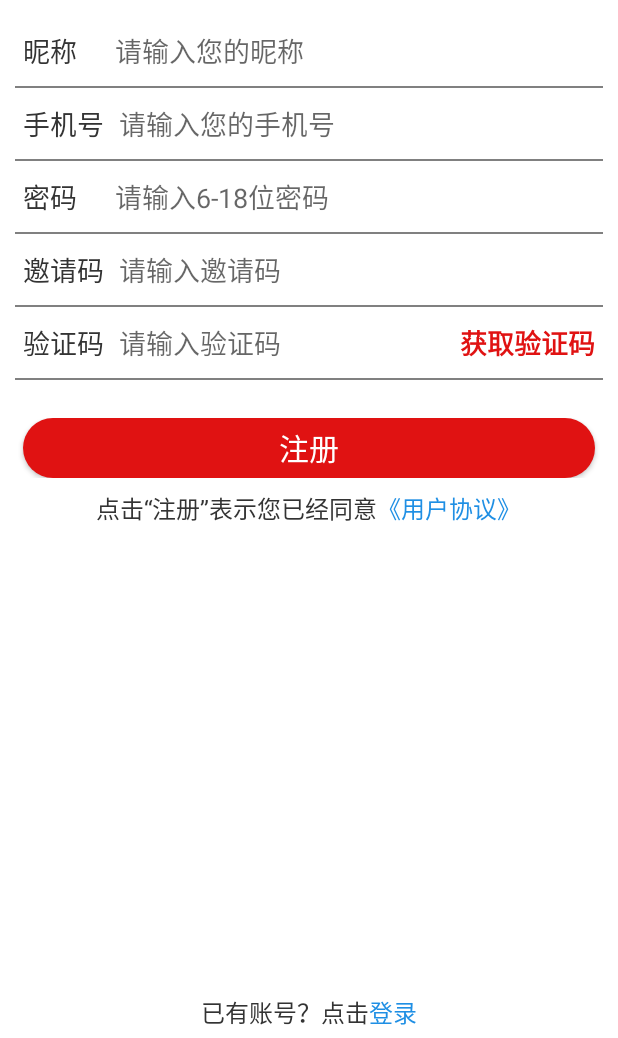
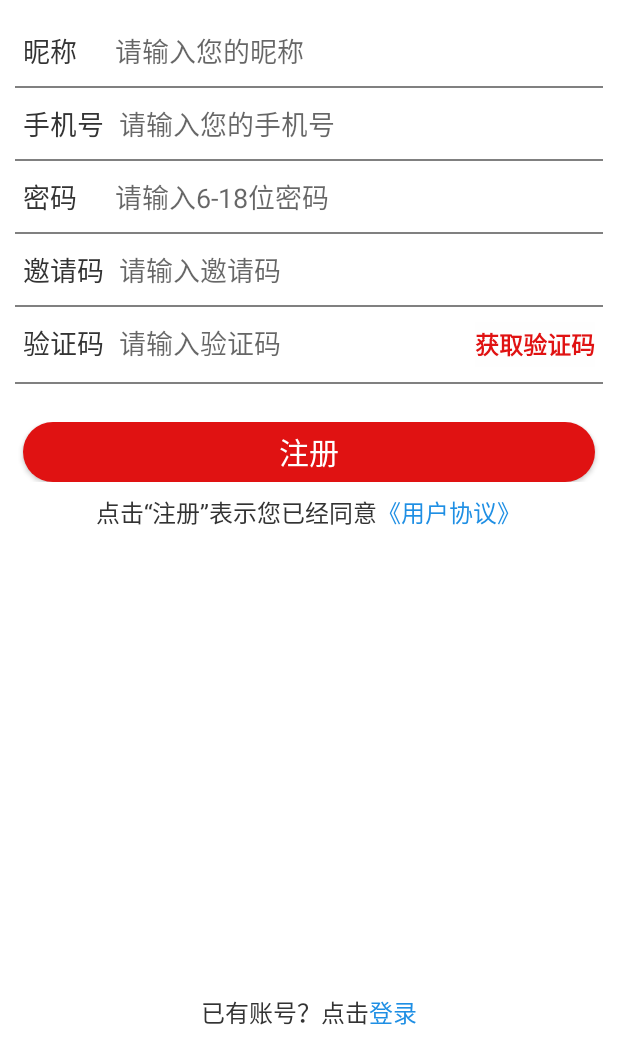
Before and after one commit to FordGT40/DaidaHaiProject, an Android app: the RegisterActivity screen opened directly, with no data from a screen before it, on a phone screen of 412 x 824 dp, the part 198-1236 px from its top. Run offline under Robolectric (Android 15) with nearby library versions, the phone set to English and light mode, and no system bars; our stand-ins replace ButterKnife; libraries missing offline, so code that uses them is left out: com.lzy.okgo.

Commit message:
注册部分整体完成

```diff
--- a/app/src/main/java/com/wisdom/project/ConstantUrl.kt
+++ b/app/src/main/java/com/wisdom/project/ConstantUrl.kt
@@ -11,4 +11,5 @@ package com.wisdom
 object ConstantUrl {
     val BASE_URL = "https://api.haximeishi.com/"//线上
     val LOGIN_URL="customer/register"//login
+    val GET_VALIDATE_CODE_URL="customer/getCaptcha"//获取验证码
 }
--- /dev/null
+++ b/app/src/main/java/com/wisdom/project/weight/CountDownButton.kt
@@ -0,0 +1,89 @@
+package com.wisdom.project.weight
+
+import android.annotation.SuppressLint
+import android.content.Context
+import android.content.res.TypedArray
+import android.os.CountDownTimer
+import android.util.AttributeSet
+import android.view.Gravity
+import android.widget.Button
+import com.wisdom.project.R
+
+@SuppressLint("AppCompatCustomView")
+class CountDownButton @JvmOverloads constructor(context: Context, attrs: AttributeSet? = null, defStyleAttr: Int = 0) :
+    Button(context, attrs, defStyleAttr) {
+
+    //总时长
+    private val millisinfuture: Long
+
+    //间隔时长
+    private val countdowninterva: Long
+
+    //默认背景颜色
+    private val normalColor: Int
+
+    //倒计时 背景颜色
+    private val countDownColor: Int
+
+    //是否结束
+    var isFinish: Boolean = false
+        private set
+
+    //定时器
+    private val countDownTimer: CountDownTimer
+
+    init {
+        val typedArray = context.theme.obtainStyledAttributes(attrs, R.styleable.CountDownButton, defStyleAttr, 0)
+        //设置默认时长
+        millisinfuture = typedArray.getInt(R.styleable.CountDownButton_millisinfuture, 60000).toLong()
+        //设置默认间隔时长
+        countdowninterva = typedArray.getInt(R.styleable.CountDownButton_countdowninterva, 1000).toLong()
+        //设置默认背景色
+        normalColor =
+                typedArray.getColor(R.styleable.CountDownButton_normalColor, resources.getColor(R.color.translucent))
+        //设置默认倒计时 背景色
+        countDownColor =
+                typedArray.getColor(R.styleable.CountDownButton_countDownColor, resources.getColor(R.color.translucent))
+        typedArray.recycle()
+        //默认为已结束状态
+        isFinish = true
+        //字体居中
+        gravity = Gravity.CENTER
+        //默认文字和背景色
+//        normalBackground()
+        //设置定时器
+        countDownTimer = object : CountDownTimer(millisinfuture, countdowninterva) {
+            override fun onTick(millisUntilFinished: Long) {
+                //未结束
+                isFinish = false
+
+                text = (Math.round(millisUntilFinished.toDouble() / 1000) - 1).toString() + "秒"
+
+//                setBackgroundResource(countDownColor)
+            }
+
+            override fun onFinish() {
+                //结束
+                isFinish = true
+
+                normalBackground()
+            }
+        }
+    }
+
+    private fun normalBackground() {
+        text = "获取验证码"
+        setBackgroundResource(normalColor)
+    }
+
+    fun cancel() {
+        countDownTimer.cancel()
+    }
+
+    fun start() {
+        countDownTimer.start()
+    }
+
+
+
+}
--- a/app/src/main/res/layout/activity_register.xml
+++ b/app/src/main/res/layout/activity_register.xml
@@ -211,13 +211,14 @@
                     android:layout_toRightOf="@+id/register_code_text"
                     />
 
-            <TextView
-                    android:id="@+id/tv_get_code"
+            <com.wisdom.project.weight.CountDownButton
+                    android:id="@+id/btn_get_code"
                     android:layout_width="wrap_content"
-                    android:layout_height="wrap_content"
+                    android:layout_height="@dimen/distance_30dp"
                     android:text="@string/register_get_code"
                     android:textColor="@color/base_red"
-                    android:textSize="@dimen/font_size_18sp"
+                    android:textSize="@dimen/font_size_16sp"
+                    android:background="@color/translucent"
                     android:textStyle="bold"
                     android:layout_alignParentRight="true"
 
--- a/app/src/main/res/values/strings.xml
+++ b/app/src/main/res/values/strings.xml
@@ -18,9 +18,14 @@
 	<string name="register_code_hint">请输入验证码</string>
 	<string name="register_psw">密码</string>
 	<string name="register_psw_hint">请输入6-18位密码</string>
+	<string name="register_psw_hint2">密码为6-18位，请重试</string>
 	<string name="register_invate_code">邀请码</string>
 	<string name="register_invate_code_hint">请输入邀请码</string>
 	<string name="register_licence">点击"注册"表示您已经同意《用户协议》</string>
 	<string name="register_login">已有账号？点击登录</string>
+	<string name="register_fail">注册失败请重试！</string>
+	<string name="register_succeed">注册成功！</string>
+	<string name="register_validate_code_succeed">验证码发送成功！</string>
+	<string name="register_validate_code_fail">验证码发送失败！</string>
 
 </resources>
```
Also changed, not shown: app/src/main/java/com/wisdom/project/login/activity/RegisterActivity.kt (+93 -11 lines), app/src/main/java/com/wisdom/project/login/model/LoginSubmitClass.kt (added, +9 -0 lines), app/src/main/res/values/attrs.xml (+7 -9 lines).
